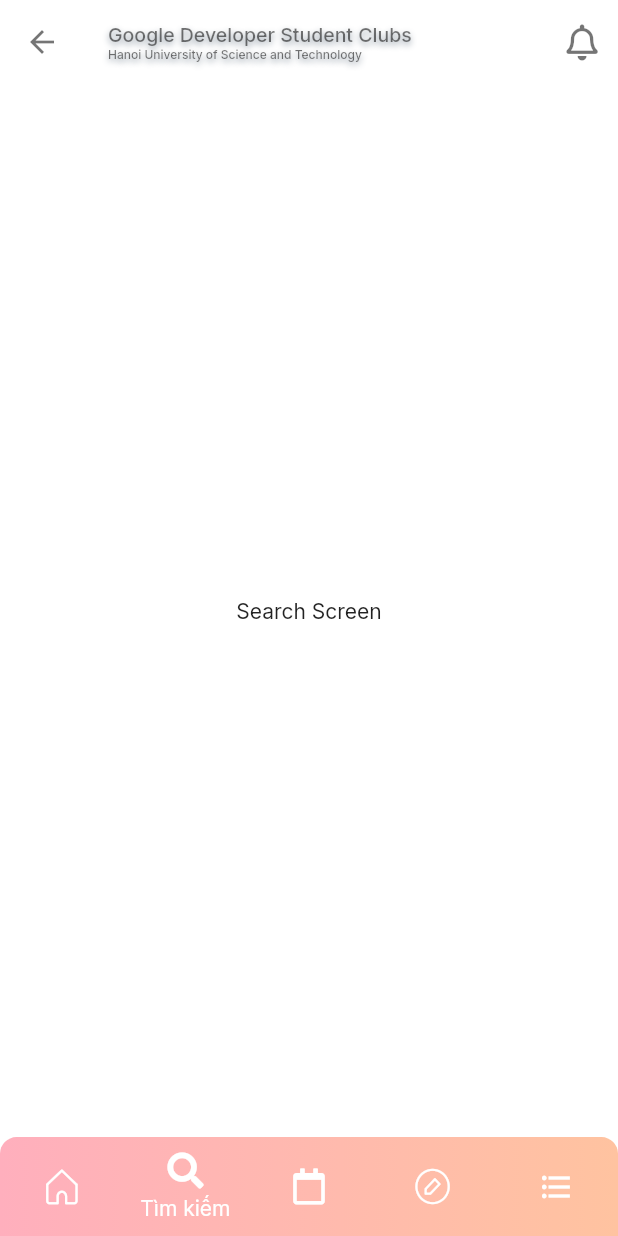
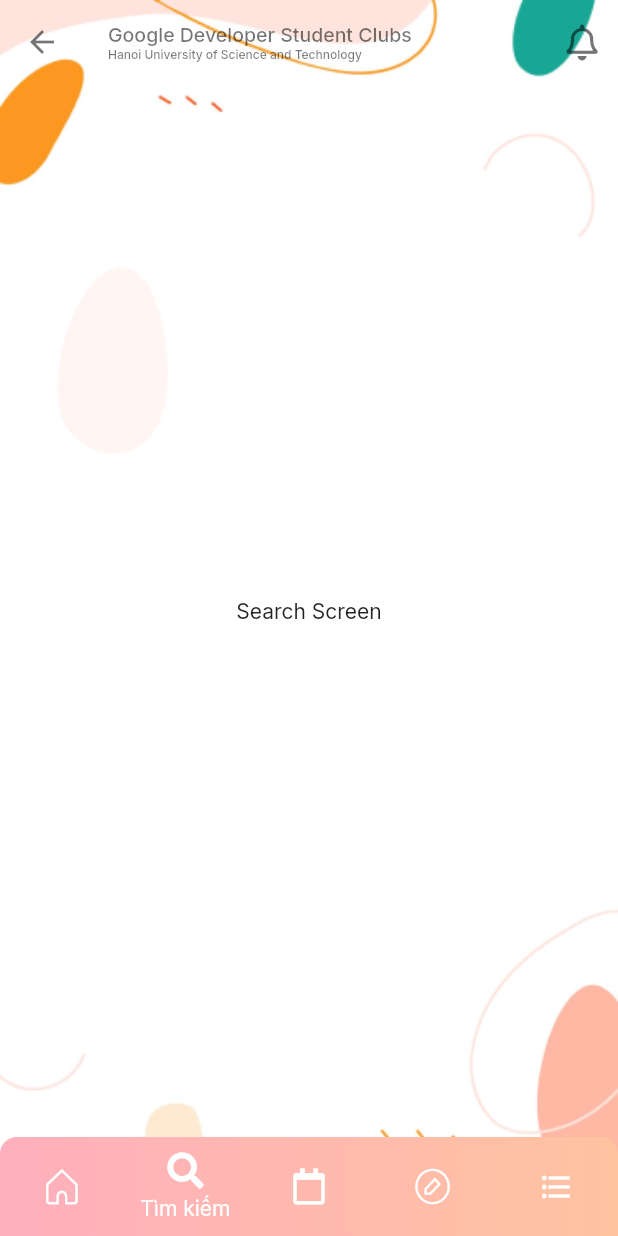
Before and after one commit to quandat10/dsc_app, a Flutter app: the TabsScreen screen opened by its route, after a tap on an icon or button, on a phone screen of 412 x 824 dp. Run offline on Flutter 3.47's test engine with Material 2 defaults, Android fonts, the phone set to English and light mode, and no system bars; our stand-ins replace cached_network_image, carousel_slider, chips_choice_null_safety, font_awesome_flutter, google_fonts, introduction_screen and 1 more; network calls fail.

Commit message:
finish blog and blog detail screen

```diff
--- a/lib/apis/events_api.dart
+++ b/lib/apis/events_api.dart
@@ -11,7 +11,6 @@ class EventsApi {
 
     http.StreamedResponse response = await request.send();
     if (response.statusCode == 200) {
-      // print(await response.stream.bytesToString());
       var data = json.decode(await response.stream.bytesToString());
       if (data['status'] == "200") {
         return data["result"]
--- a/lib/main.dart
+++ b/lib/main.dart
@@ -29,6 +29,7 @@ class MyApp extends StatelessWidget {
           textTheme: TextTheme(
             headline6: GoogleFonts.inter(),
           ),
+          primarySwatch: Colors.red,
           fontFamily: GoogleFonts.inter().fontFamily,
           canvasColor: Colors.white,
           iconTheme: IconThemeData(color: Colors.black),
--- a/lib/screens/blog_screen/blog_screen.dart
+++ b/lib/screens/blog_screen/blog_screen.dart
@@ -1,14 +1,82 @@
+import 'package:chips_choice_null_safety/chips_choice.dart';
+import 'package:dsc_app/screens/blog_screen/widgets/blog_slider.dart';
+import 'package:dsc_app/screens/home_page/widgets/posts_item.dart';
+import 'package:dsc_app/utils/colors.dart';
+import 'package:dsc_app/utils/urls.dart';
 import 'package:flutter/material.dart';
 
-class BlogScreen extends StatelessWidget {
+class BlogScreen extends StatefulWidget {
   const BlogScreen({Key? key}) : super(key: key);
+
+  @override
+  State<BlogScreen> createState() => _BlogScreenState();
+}
+
+class _BlogScreenState extends State<BlogScreen> {
+  List<String> _filters = [
+    'Tất cả',
+    'Web Development',
+    'Mobile Development',
+    'Trí tuệ nhân tạo',
+    'Học máy',
+    'Lập trình'
+  ];
+  int _chosenFilter = 0;
 
   @override
   Widget build(BuildContext context) {
     return Scaffold(
       backgroundColor: Colors.transparent,
-      body: Center(
-        child: Text('Blog Screen'),
+      body: SingleChildScrollView(
+        physics: BouncingScrollPhysics(),
+        child: Column(
+          children: [
+            Container(
+              alignment: Alignment.centerLeft,
+              width: double.infinity,
+              margin: const EdgeInsets.symmetric(vertical: 20, horizontal: 16),
+              child: const Text(
+                'Blog',
+                style: TextStyle(
+                    fontSize: 36,
+                    color: ERROR_COLOR,
+                    fontWeight: FontWeight.w900,
+                    letterSpacing: -1),
+              ),
+            ),
+            Container(
+              margin: const EdgeInsets.only(bottom: 20.0),
+              child: BlogSlider([
+                TEST_EVENT_IMAGE,
+                TEST_EVENT_IMAGE,
+                TEST_EVENT_IMAGE,
+              ]),
+            ),
+            ChipsChoice<int>.single(
+              value: _chosenFilter,
+              onChanged: (val) => setState(() {
+                _chosenFilter = val;
+              }),
+              choiceItems: C2Choice.listFrom<int, String>(
+                  source: _filters, value: (i, v) => i, label: (i, v) => v),
+              scrollPhysics: BouncingScrollPhysics(),
+              choiceActiveStyle: C2ChoiceStyle(
+                color: MAIN_COLOR,
+                showCheckmark: false,
+              ),
+              choiceStyle: C2ChoiceStyle(
+                color: PRIMARY_COLOR,
+                brightness: Brightness.dark,
+              ),
+              placeholder: 'Loading',
+            ),
+            ListView.builder(
+                shrinkWrap: true,
+                itemCount: 10,
+                physics: NeverScrollableScrollPhysics(),
+                itemBuilder: (_, index) => PostsItem())
+          ],
+        ),
       ),
     );
   }
--- /dev/null
+++ b/lib/screens/blog_screen/widgets/blog_slider.dart
@@ -0,0 +1,187 @@
+import 'package:cached_network_image/cached_network_image.dart';
+import 'package:dsc_app/icons/my_flutter_app_icons.dart';
+import 'package:dsc_app/screens/blog_screen/widgets/blog_detail_screen.dart';
+import 'package:dsc_app/utils/urls.dart';
+import 'package:flutter/material.dart';
+import 'package:carousel_slider/carousel_slider.dart';
+import 'package:smooth_page_indicator/smooth_page_indicator.dart';
+
+class BlogSlider extends StatefulWidget {
+  final List<String> images;
+
+  BlogSlider(this.images);
+
+  @override
+  State<BlogSlider> createState() => _BlogSliderState();
+}
+
+class _BlogSliderState extends State<BlogSlider> {
+  int activeIndex = 0;
+
+  @override
+  Widget build(BuildContext context) {
+    return Column(
+      children: [
+        CarouselSlider(
+          items: widget.images
+              .map((e) => Builder(builder: (context) {
+                    return InkWell(
+                      onTap: () {
+                        Navigator.of(context).push(MaterialPageRoute(
+                            builder: (_) => BlogDetailScreen()));
+                      },
+                      child: Stack(
+                        alignment: Alignment.bottomCenter,
+                        children: [
+                          Container(
+                            margin: const EdgeInsets.symmetric(vertical: 5),
+                            width: MediaQuery.of(context).size.width - 16,
+                            child: ClipRRect(
+                              borderRadius: BorderRadius.circular(28),
+                              child: CachedNetworkImage(
+                                width: MediaQuery.of(context).size.width - 16,
+                                height: MediaQuery.of(context).size.width,
+                                imageUrl: e,
+                                fit: BoxFit.cover,
+                                placeholder: (_, url) =>
+                                    CircularProgressIndicator(),
+                              ),
+                            ),
+                            decoration: BoxDecoration(
+                                borderRadius: BorderRadius.circular(28),
+                                color: Colors.white,
+                                boxShadow: [
+                                  BoxShadow(
+                                      color: Color(0x700D253C),
+                                      offset: Offset(0, 3),
+                                      blurRadius: 2),
+                                ]),
+                          ),
+                          Container(
+                            margin: const EdgeInsets.symmetric(vertical: 5),
+                            alignment: Alignment.bottomCenter,
+                            height: 200,
+                            width: MediaQuery.of(context).size.width - 16,
+                            padding: const EdgeInsets.all(13),
+                            decoration: BoxDecoration(
+                              gradient: LinearGradient(
+                                colors: [Color(0x000D253C), Color(0xff0D253C)],
+                                begin: Alignment.topCenter,
+                                end: Alignment.bottomCenter,
+                              ),
+                              borderRadius: BorderRadius.only(
+                                  bottomLeft: Radius.circular(28),
+                                  bottomRight: Radius.circular(28)),
+                            ),
+                            child: Column(
+                              mainAxisAlignment: MainAxisAlignment.end,
+                              children: [
+                                const Text(
+                                  'React Hooks là gì? Công dụng của nó?',
+                                  maxLines: 2,
+                                  overflow: TextOverflow.ellipsis,
+                                  style: TextStyle(
+                                    color: Colors.white,
+                                    fontWeight: FontWeight.w700,
+                                    fontSize: 28,
+                                  ),
+                                ),
+                                const SizedBox(
+                                  height: 10,
+                                ),
+                                Row(
+                                  children: [
+                                    ClipRRect(
+                                      borderRadius: BorderRadius.circular(45),
+                                      child: CachedNetworkImage(
+                                        height: 29,
+                                        width: 29,
+                                        imageUrl: HUMAN_PICTURE,
+                                        fit: BoxFit.cover,
+                                        placeholder: (_, url) =>
+                                            CircularProgressIndicator(),
+                                      ),
+                                    ),
+                                    Padding(
+                                      padding:
+                                          const EdgeInsets.only(left: 20.0),
+                                      child: Text.rich(
+                                        TextSpan(
+                                          text: 'Tran Tien Anh',
+                                          style: TextStyle(
+                                            color:
+                                                Colors.white.withOpacity(0.6),
+                                            fontSize: 16,
+                                            fontWeight: FontWeight.w600,
+                                          ),
+                                          children: [
+                                            TextSpan(text: ' - '),
+                                            TextSpan(text: '3hrs ago'),
+                                          ]
+                                        ),
+                                      ),
+                                    )
+                                  ],
+                                ),
+                                const SizedBox(
+                                  height: 20,
+                                ),
+                                _buildIndicator(),
+                              ],
+                            ),
+                          ),
+                          Positioned(
+                            top: 20,
+                            right: 20,
+                            child: Container(
+                              width: 50,
+                              height: 50,
+                              decoration: BoxDecoration(
+                                  color: Color(0xE5FFADAD),
+                                  borderRadius: BorderRadius.circular(10)),
+                              child: Icon(
+                                MyFlutterApp.mark,
+                                size: 24,
+                                color: Colors.white,
+                              ),
+                            ),
+                          ),
+                        ],
+                      ),
+                    );
+                  }))
+              .toList(),
+          options: CarouselOptions(
+            autoPlayCurve: Curves.fastOutSlowIn,
+            height: MediaQuery.of(context).size.width,
+            initialPage: 0,
+            enlargeCenterPage: true,
+            enableInfiniteScroll: true,
+            scrollDirection: Axis.horizontal,
+            scrollPhysics: BouncingScrollPhysics(),
+            onPageChanged: (index, reason) {
+              setState(() {
+                activeIndex = index;
+              });
+            },
+            viewportFraction: (MediaQuery.of(context).size.width - 32) /
+                (MediaQuery.of(context).size.width),
+            autoPlay: true,
+            autoPlayInterval: Duration(seconds: 3),
+          ),
+        ),
+      ],
+    );
+  }
+
+  Widget _buildIndicator() => AnimatedSmoothIndicator(
+      effect: SlideEffect(
+          spacing: 8.0,
+          radius: 4.0,
+          dotWidth: 35.0,
+          dotHeight: 4,
+          dotColor: Colors.grey,
+          activeDotColor: Colors.white),
+      activeIndex: activeIndex,
+      count: widget.images.length);
+}
--- a/lib/screens/home_page/widgets/posts_item.dart
+++ b/lib/screens/home_page/widgets/posts_item.dart
@@ -1,4 +1,6 @@
 import 'package:dsc_app/icons/my_flutter_app_icons.dart';
+import 'package:dsc_app/screens/blog_screen/blog_screen.dart';
+import 'package:dsc_app/screens/blog_screen/widgets/blog_detail_screen.dart';
 import 'package:dsc_app/utils/colors.dart';
 import 'package:flutter/cupertino.dart';
 import 'package:flutter/material.dart';
@@ -11,7 +13,12 @@ import '../../../utils/urls.dart';
 class PostsItem extends StatelessWidget {
   @override
   Widget build(BuildContext context) {
-    return Container(
+    return InkWell(
+      onTap: () {
+        Navigator.of(context)
+            .push(MaterialPageRoute(builder: (_) => BlogDetailScreen()));
+      },
+      child: Container(
         margin: const EdgeInsets.symmetric(vertical: 10, horizontal: 16),
         padding: const EdgeInsets.symmetric(vertical: 20, horizontal: 20),
         width: double.infinity,
@@ -70,7 +77,9 @@ class PostsItem extends StatelessWidget {
                       )
                     ],
                   ),
-                const SizedBox(height: 5,),
+                  const SizedBox(
+                    height: 5,
+                  ),
                   const Text(
                     'React Hooks là gì? Công dụng của nó?',
                     softWrap: true,
@@ -83,7 +92,9 @@ class PostsItem extends StatelessWidget {
                       fontSize: 16,
                     ),
                   ),
-                const SizedBox(height: 5,),
+                  const SizedBox(
+                    height: 5,
+                  ),
                   Row(
                     children: [
                       Icon(
@@ -111,6 +122,7 @@ class PostsItem extends StatelessWidget {
             ),
           ],
         ),
+      ),
     );
   }
 }
--- a/lib/screens/tabs_screen.dart
+++ b/lib/screens/tabs_screen.dart
@@ -1,5 +1,3 @@
-import 'dart:math';
-
 import 'package:dsc_app/screens/home_page/home_screen.dart';
 import 'package:dsc_app/screens/products_screen/products_screen.dart';
 import 'package:dsc_app/screens/save_screen/save_screen.dart';
@@ -7,7 +5,6 @@ import 'package:dsc_app/screens/search_screen/search_screen.dart';
 import 'package:dsc_app/widgets/bottom_nav_bar.dart';
 import 'package:flutter/material.dart';
 import 'package:font_awesome_flutter/font_awesome_flutter.dart';
-import 'package:vector_math/vector_math_64.dart';
 
 import 'blog_screen/blog_screen.dart';
 import 'event_screen/event_screen.dart';
@@ -27,6 +24,7 @@ class _TabsScreenState extends State<TabsScreen>
     with SingleTickerProviderStateMixin {
   var _selectedScreenIndex = 0;
   PageController pageController = PageController();
+
   final _screenList = [
     {'screen': HomeScreen(), 'index': 0},
     {'screen': SearchScreen(), 'index': 1},
@@ -40,8 +38,15 @@ class _TabsScreenState extends State<TabsScreen>
 
   void _setPageIndex(int index) {
     setState(() {
-      pageController.animateToPage(index,
-          duration: Duration(milliseconds: 500), curve: Curves.ease);
+      if(_selectedScreenIndex == index - 1){
+        pageController.nextPage(duration: Duration(milliseconds: 500), curve: Curves.ease);
+      }
+      else if(_selectedScreenIndex == index + 1){
+        pageController.previousPage(duration: Duration(milliseconds: 500), curve: Curves.ease);
+      }
+      else{
+        pageController.jumpToPage(index);
+      }
     });
     Future.delayed(Duration(milliseconds: 500))
         .then((value) => _selectedScreenIndex = index);
@@ -49,12 +54,21 @@ class _TabsScreenState extends State<TabsScreen>
 
   @override
   Widget build(BuildContext context) {
-    return Scaffold(
+    return Container(
+        height: MediaQuery.of(context).size.height,
+        width: MediaQuery.of(context).size.width,
+        decoration: BoxDecoration(
+          image: DecorationImage(
+            fit: BoxFit.fill,
+            image: AssetImage('assets/images/background_image.png'),
+          ),
+        ),
+      child: Scaffold(
+        backgroundColor: Colors.transparent,
         appBar: AppBar(
           title: GestureDetector(
             onTap: () {
-            pageController.animateToPage(0,
-                duration: Duration(milliseconds: 500), curve: Curves.ease);
+              pageController.jumpToPage(0);
             },
             child: Container(
               //margin: const EdgeInsets.only(left: 10),
@@ -66,12 +80,6 @@ class _TabsScreenState extends State<TabsScreen>
                     style: TextStyle(
                       fontSize: 13,
                       fontWeight: FontWeight.w500,
-                    shadows: [
-                      BoxShadow(
-                          color: Color(0x700D253c),
-                          offset: Offset(0, 2),
-                          blurRadius: 5)
-                    ],
                     ),
                   ),
                   const Text(
@@ -79,12 +87,6 @@ class _TabsScreenState extends State<TabsScreen>
                     style: TextStyle(
                       fontSize: 8,
                       fontWeight: FontWeight.w500,
-                    shadows: [
-                      BoxShadow(
-                          color: Color(0x700D253c),
-                          offset: Offset(0, 2),
-                          blurRadius: 5)
-                    ],
                     ),
                   )
                 ],
@@ -110,6 +112,7 @@ class _TabsScreenState extends State<TabsScreen>
               (element) => element['index'] == index)['screen'] as Widget,
         ),
         bottomNavigationBar: BottomNavBar(_setPageIndex, _selectedScreenIndex),
+      ),
     );
   }
 }
--- a/lib/widgets/news_slider.dart
+++ b/lib/widgets/news_slider.dart
@@ -33,12 +33,12 @@ class _NewsSliderState extends State<NewsSlider> {
                         children: [
                           Container(
                             margin: const EdgeInsets.symmetric(vertical: 5),
-                            width: 300,
+                            width: 400,
                             child: ClipRRect(
                               borderRadius: BorderRadius.circular(28),
                               child: CachedNetworkImage(
-                                width: 300,
-                                height: 200,
+                                width: 400,
+                                height: 250,
                                 imageUrl: e,
                                 fit: BoxFit.cover,
                                 placeholder: (_, url) =>
@@ -59,7 +59,7 @@ class _NewsSliderState extends State<NewsSlider> {
                             margin: const EdgeInsets.symmetric(vertical: 5),
                             alignment: Alignment.bottomCenter,
                             height: 150,
-                            width: 300,
+                            width: 400,
                             padding: const EdgeInsets.all(13),
                             decoration: BoxDecoration(
                               gradient: LinearGradient(
@@ -77,6 +77,8 @@ class _NewsSliderState extends State<NewsSlider> {
                                   color: Colors.white,
                                   fontWeight: FontWeight.w600,
                                   fontSize: 18),
+                              overflow: TextOverflow.ellipsis,
+                              maxLines: 2,
                             ),
                           )
                         ],
@@ -85,7 +87,7 @@ class _NewsSliderState extends State<NewsSlider> {
                   }))
               .toList(),
           options: CarouselOptions(
-            height: 200,
+            height: 250,
             initialPage: 0,
             enlargeCenterPage: true,
             enableInfiniteScroll: true,
--- a/pubspec.yaml
+++ b/pubspec.yaml
@@ -20,6 +20,7 @@ dependencies:
   font_awesome_flutter: ^9.1.0
   smooth_page_indicator: ^1.0.0+2
   intl:
+  chips_choice_null_safety: ^2.0.2
 
 dev_dependencies:
   flutter_test:
```
Also changed, not shown: lib/models/event.dart (deleted, +0 -36 lines), lib/screens/blog_screen/widgets/blog_detail_screen.dart (added, +207 -0 lines), lib/screens/event_screen/event_screen.dart (+0 -8 lines), pubspec.lock. Lines whose indentation alone changed are shown as unchanged.
